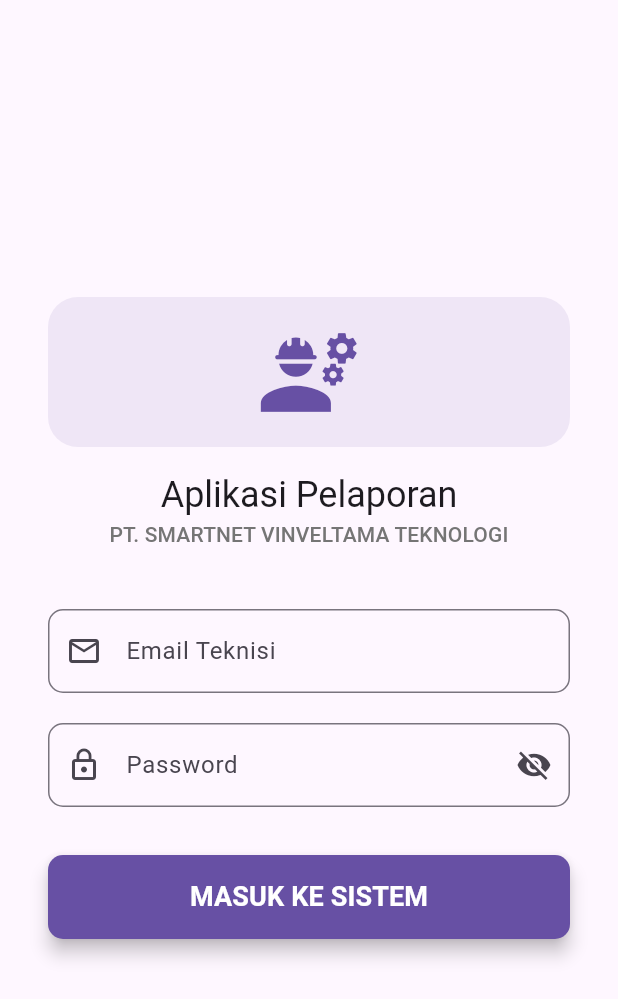
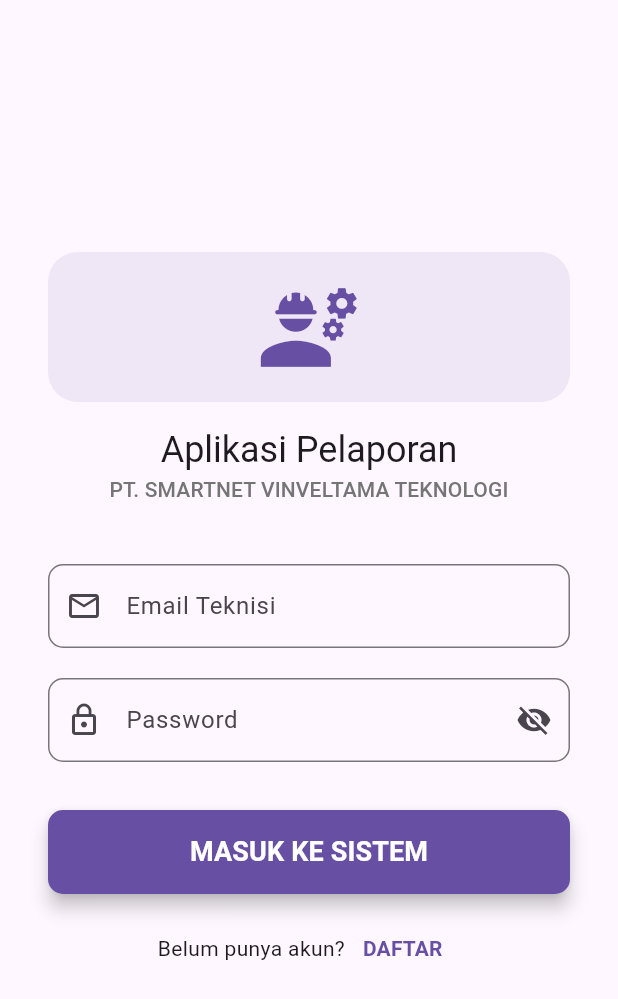
Before and after one commit to BangSaM0607/app_reporting_teknisi, a Flutter app: the screen it shows after launch, on a phone screen of 412 x 824 dp. Shown: the top 999 px of the screen. Run offline on Flutter 3.47's test engine with Material 3 defaults, Android fonts, the phone set to English and light mode, and no system bars; our stand-ins replace supabase_flutter; accounts and stored records are empty.

Commit message:
Tambahkan tombol navigasi untuk pendaftaran di halaman login

```diff
--- a/lib/screens/auth/layar_login.dart
+++ b/lib/screens/auth/layar_login.dart
@@ -183,6 +183,24 @@ class _LayarLoginState extends State<LayarLogin> {
                           ),
                         ),
                 ),
+                const SizedBox(height: 12),
+
+                // Tombol Daftar/Register
+                Row(
+                  mainAxisAlignment: MainAxisAlignment.center,
+                  children: [
+                    const Text('Belum punya akun?'),
+                    TextButton(
+                      onPressed: () {
+                        Navigator.pushNamed(context, '/register');
+                      },
+                      child: const Text(
+                        'DAFTAR',
+                        style: TextStyle(fontWeight: FontWeight.bold),
+                      ),
+                    ),
+                  ],
+                ),
               ],
             ),
           ),
```
